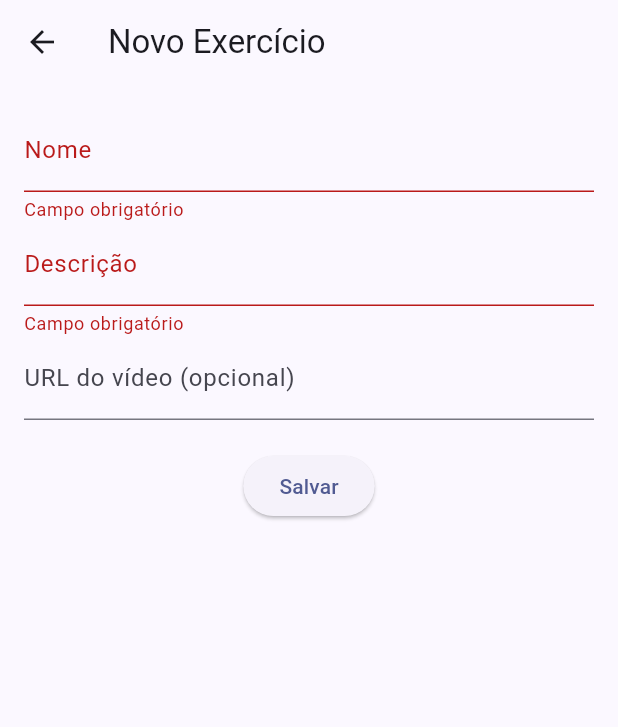
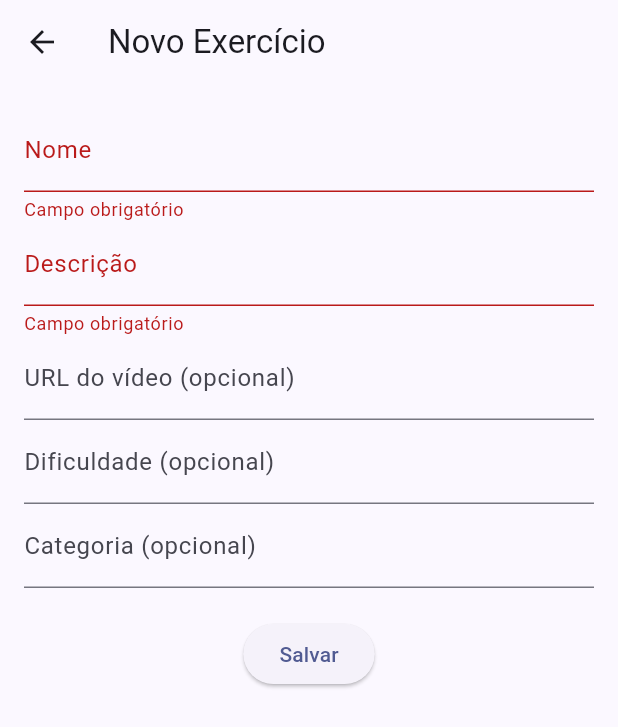
Before and after one commit to SamaelSam/AppPrescri-oExerc, a Flutter app: the ExerciseFormPage screen opened by its route, after a tap on "Salvar", on a phone screen of 412 x 824 dp. Shown: the top 727 px of the screen. Run offline on Flutter 3.47's test engine with Material 3 defaults, Android fonts, the phone set to English and light mode, and no system bars; our stand-ins replace get, get_storage; accounts and stored records are empty; network calls fail.

```diff
--- a/frontend/lib/modules/client/controllers/auth_controller.dart
+++ b/frontend/lib/modules/client/controllers/auth_controller.dart
@@ -22,7 +22,7 @@ class AuthController extends GetxController {
     print("Login bem-sucedido, token: ${auth.accessToken}");
     print("Token setado no controlador: ${token.value?.accessToken}");
 
-    Get.offAllNamed(AppRoutes.scheduleList); // ← redireciona
+    Get.offAllNamed(AppRoutes.exerciseList); // ← redireciona
   } catch (e) {
     Get.snackbar(
       'Erro de login',
--- a/frontend/lib/modules/client/views/exercise_form_page.dart
+++ b/frontend/lib/modules/client/views/exercise_form_page.dart
@@ -9,6 +9,8 @@ class ExerciseFormPage extends StatelessWidget {
   final TextEditingController nameController = TextEditingController();
   final TextEditingController descriptionController = TextEditingController();
   final TextEditingController videoUrlController = TextEditingController();
+  final TextEditingController difficultyController = TextEditingController();
+  final TextEditingController categoryController = TextEditingController();
 
   ExerciseFormPage({super.key});
 
@@ -20,36 +22,58 @@ class ExerciseFormPage extends StatelessWidget {
         padding: const EdgeInsets.all(16),
         child: Form(
           key: _formKey,
+          child: SingleChildScrollView(
             child: Column(
               children: [
                 TextFormField(
                   controller: nameController,
                   decoration: const InputDecoration(labelText: 'Nome'),
-                validator: (value) =>
-                    value == null || value.isEmpty ? 'Campo obrigatório' : null,
+                  validator: (value) => value == null || value.isEmpty
+                      ? 'Campo obrigatório'
+                      : null,
                 ),
                 TextFormField(
                   controller: descriptionController,
                   decoration: const InputDecoration(labelText: 'Descrição'),
-                validator: (value) =>
-                    value == null || value.isEmpty ? 'Campo obrigatório' : null,
+                  validator: (value) => value == null || value.isEmpty
+                      ? 'Campo obrigatório'
+                      : null,
                 ),
                 TextFormField(
                   controller: videoUrlController,
-                decoration: const InputDecoration(labelText: 'URL do vídeo (opcional)'),
+                  decoration: const InputDecoration(
+                      labelText: 'URL do vídeo (opcional)'),
+                ),
+                TextFormField(
+                  controller: difficultyController,
+                  decoration: const InputDecoration(
+                      labelText: 'Dificuldade (opcional)'),
+                ),
+                TextFormField(
+                  controller: categoryController,
+                  decoration:
+                      const InputDecoration(labelText: 'Categoria (opcional)'),
                 ),
                 const SizedBox(height: 20),
                 ElevatedButton(
                   onPressed: () {
                     if (_formKey.currentState!.validate()) {
                       controller.addExercise(
-                      nameController.text,
-                      descriptionController.text,
-                      videoUrlController.text.isEmpty
+                        id: "ex123",
+                        name: nameController.text,
+                        description: descriptionController.text,
+                        videoUrl: videoUrlController.text.isEmpty
                             ? null
                             : videoUrlController.text,
+                        difficulty: difficultyController.text.isEmpty
+                            ? null
+                            : difficultyController.text,
+                        category: categoryController.text.isEmpty
+                            ? null
+                            : categoryController.text,
                       );
-                    Get.back(); // volta para a lista após salvar
+
+                      Get.back();
                     }
                   },
                   child: const Text('Salvar'),
@@ -58,6 +82,7 @@ class ExerciseFormPage extends StatelessWidget {
             ),
           ),
         ),
+      ),
     );
   }
 }
--- a/frontend/lib/routes/app_pages.dart
+++ b/frontend/lib/routes/app_pages.dart
@@ -4,6 +4,7 @@ import '../modules/client/views/schedule_list_page.dart';
 import '../modules/client/views/schedule_form_page.dart';
 import '../modules/client/views/patient_form_page.dart';
 import '../modules/client/views/exercise_form_page.dart';
+import '../modules/client/views/exercise_list_page.dart'; // IMPORTAÇÃO ADICIONADA
 import '../modules/client/views/user_form_page.dart';
 
 import '../modules/client/controllers/schedule_controller.dart';
@@ -19,6 +20,7 @@ class AppRoutes {
   static const scheduleForm = '/schedules/new';
   static const patientForm = '/patients/new';
   static const exerciseForm = '/exercises/new';
+  static const exerciseList = '/exercises'; // NOVA ROTA ADICIONADA
   static const userForm = '/users/new';
 }
 
@@ -66,6 +68,14 @@ final List<GetPage> appPages = [
     middlewares: [AuthMiddleware()],
   ),
   GetPage(
+    name: AppRoutes.exerciseList,
+    page: () => ExerciseListPage(), // NOVA PÁGINA
+    binding: BindingsBuilder(() {
+      Get.put(ExerciseController());
+    }),
+    middlewares: [AuthMiddleware()],
+  ),
+  GetPage(
     name: AppRoutes.userForm,
     page: () => UserFormPage(),
     binding: BindingsBuilder(() {
```
Also changed, not shown: frontend/lib/data/repositories/exercise_repository.dart (+15 -4 lines), frontend/lib/modules/client/controllers/exercise_controller.dart (+19 -3 lines), frontend/lib/modules/client/models/exercise_model.dart (+15 -10 lines), frontend/lib/modules/client/views/exercise_list_page.dart (+36 -6 lines), 1 other file. Lines whose indentation alone changed are shown as unchanged.
